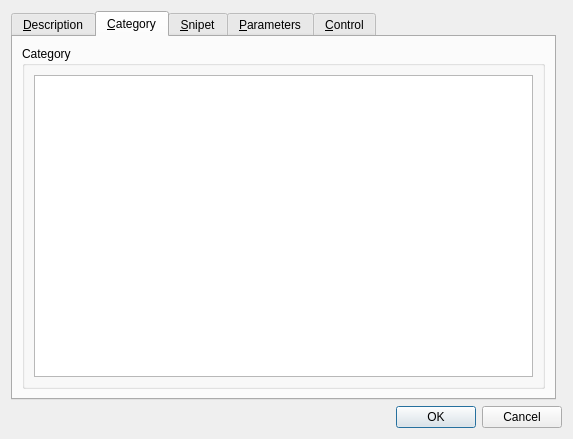
The window that framework/snipets/snipetpropertydlg.ui (phoenix741/xinx) describes before a commit, drawn with Qt 5.
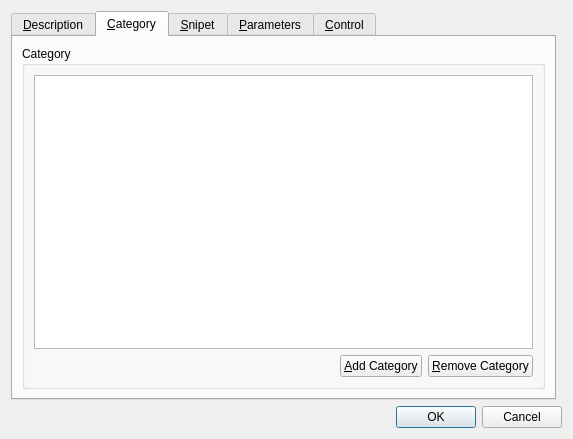
The same window after the commit. The open tabs and pages were chosen to show the change. Icons and pictures are not drawn. Custom widgets are drawn as their Qt base class.

Commit message:
Filter on snipet in property Show category in property
Ticket #293, #190, #197, #198

```diff
--- a/framework/snipets/snipetpropertydlg.ui
+++ b/framework/snipets/snipetpropertydlg.ui
@@ -196,7 +196,7 @@
           <string>Category</string>
          </property>
          <layout class="QGridLayout" name="gridLayout_6">
-          <item row="0" column="0">
+          <item row="0" column="0" colspan="3">
            <widget class="CategoryTreeView" name="m_categoryTreeView">
             <attribute name="headerVisible">
              <bool>false</bool>
@@ -206,6 +206,41 @@
             </attribute>
            </widget>
           </item>
+          <item row="1" column="2">
+           <widget class="QPushButton" name="m_removeCategoryButton">
+            <property name="text">
+             <string>&amp;Remove Category</string>
+            </property>
+            <property name="icon">
+             <iconset resource="../../components/xinxpluginselector.qrc">
+              <normaloff>:/images/remove.png</normaloff>:/images/remove.png</iconset>
+            </property>
+           </widget>
+          </item>
+          <item row="1" column="1">
+           <widget class="QPushButton" name="m_addCategoryButton">
+            <property name="text">
+             <string>&amp;Add Category</string>
+            </property>
+            <property name="icon">
+             <iconset resource="../../components/xinxpluginselector.qrc">
+              <normaloff>:/images/add.png</normaloff>:/images/add.png</iconset>
+            </property>
+           </widget>
+          </item>
+          <item row="1" column="0">
+           <spacer name="horizontalSpacer">
+            <property name="orientation">
+             <enum>Qt::Horizontal</enum>
+            </property>
+            <property name="sizeHint" stdset="0">
+             <size>
+              <width>40</width>
+              <height>20</height>
+             </size>
+            </property>
+           </spacer>
+          </item>
          </layout>
         </widget>
        </item>
```
Left out of the diff: 12 changed lines with no effect on the pictures. The commit also changes 9 other files.
